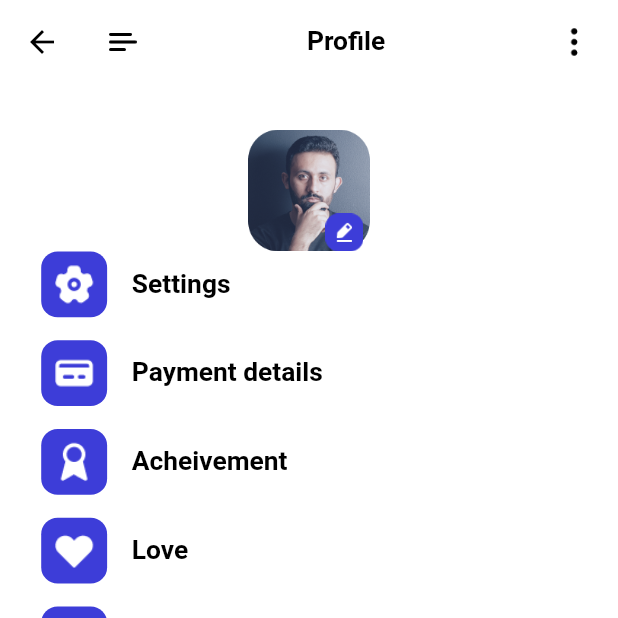
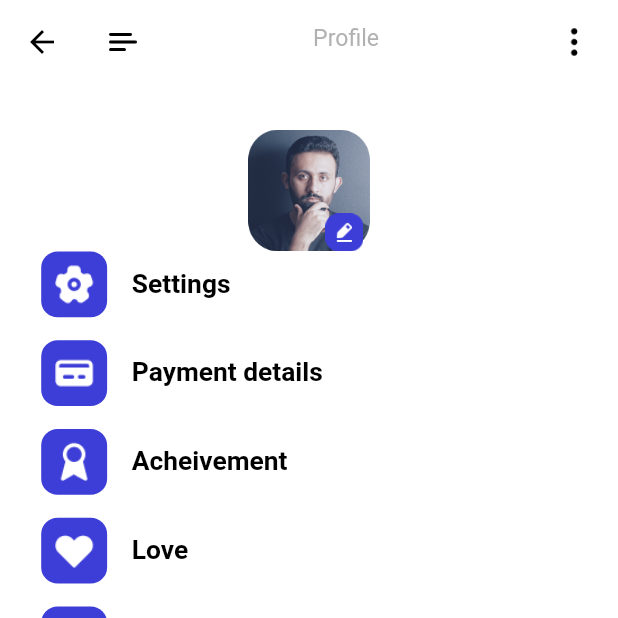
Before and after one commit to JeffersonJefferson-pixel/ulearning_app, a Flutter app: the ProfilePage screen opened directly, on a phone screen of 412 x 824 dp, the top half of it. Run offline on Flutter 3.47's test engine with Material 2 defaults, Android fonts, the phone set to English and light mode, and no system bars; our stand-ins replace cloud_firestore, dots_indicator, firebase_auth, firebase_core, flutter_bloc, flutter_screenutil and 2 more; accounts and stored records are empty.

Commit message:
some refactoring

```diff
--- a/lib/pages/profile/widgets/profile_widgets.dart
+++ b/lib/pages/profile/widgets/profile_widgets.dart
@@ -2,6 +2,7 @@ import 'package:flutter/material.dart';
 import 'package:flutter_screenutil/flutter_screenutil.dart';
 import 'package:ulearning_app/common/routes/names.dart';
 import 'package:ulearning_app/common/values/colors.dart';
+import 'package:ulearning_app/pages/common_widgets.dart';
 
 AppBar buildAppBar() {
   return AppBar(
@@ -14,14 +15,7 @@ AppBar buildAppBar() {
             height: 12.h,
             child: Image.asset("assets/icons/menu.png"),
           ),
-          Text(
-            "Profile",
-            style: TextStyle(
-              color: AppColors.primaryText,
-              fontWeight: FontWeight.bold,
-              fontSize: 16.sp,
-            ),
-          ),
+          reusableText("Profile"),
           SizedBox(
             width: 24.w,
             height: 24.h,
```
Also changed, not shown: lib/common/widgets/base_text_widget.dart (added, +17 -0 lines), lib/pages/home/widgets/home_page_widgets.dart (+4 -17 lines), lib/pages/profile/settings/widgets/settings_widgets.dart (+2 -8 lines).
